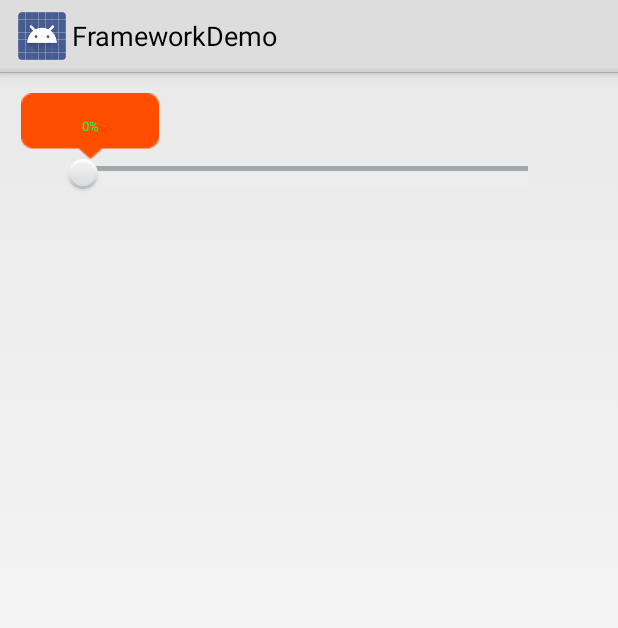
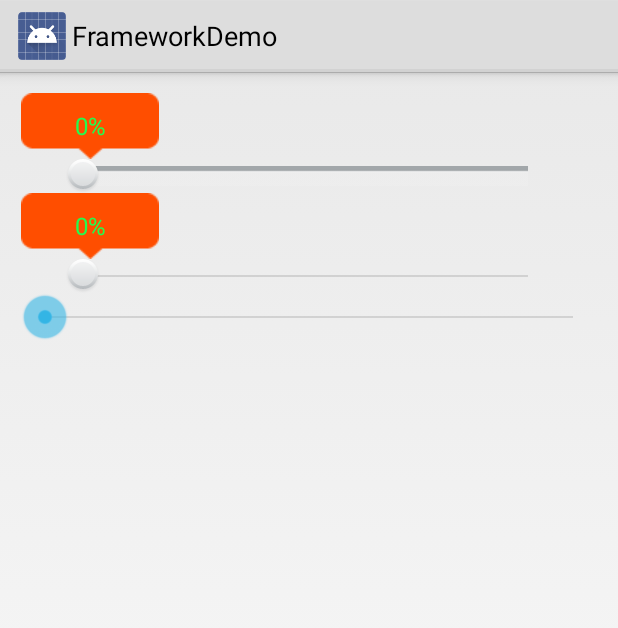
Before and after one commit to meikaiss/framework, an Android app: the NumberSeekBarActivity screen opened directly, with no data from a screen before it, on a phone screen of 412 x 824 dp. Shown: the top 628 px of the screen. Run offline under Robolectric (Android 15) with nearby library versions, the phone set to English and light mode, and no system bars; our stand-ins replace CircleImageView.

Commit message:
完善NumberSeekBar测试用例

```diff
--- a/app/src/main/res/layout/activity_number_seek_bar.xml
+++ b/app/src/main/res/layout/activity_number_seek_bar.xml
@@ -2,6 +2,7 @@
 <LinearLayout xmlns:android="http://schemas.android.com/apk/res/android"
     android:layout_width="match_parent"
     android:layout_height="match_parent"
+    android:orientation="vertical"
     android:padding="14dp">
 
     <com.android.framework.view.NumberSeekBar
@@ -13,5 +14,17 @@
         android:progressDrawable="@drawable/bg_number_seekbar"
         android:thumb="@drawable/selector_btn_seekbar" />
 
+    <com.android.framework.view.NumberSeekBar
+        style="@style/NumberProgressBar_Default"
+        android:layout_width="match_parent"
+        android:layout_height="wrap_content"
+        android:focusable="false"
+        android:max="100"
+        android:thumb="@drawable/selector_btn_seekbar" />
+
+    <SeekBar
+        android:layout_width="match_parent"
+        android:layout_height="wrap_content" />
+
 
 </LinearLayout>
--- a/libframework/src/main/java/com/android/framework/view/NumberSeekBar.java
+++ b/libframework/src/main/java/com/android/framework/view/NumberSeekBar.java
@@ -14,6 +14,7 @@ import android.view.MotionEvent;
 import android.widget.SeekBar;
 
 import com.android.framework.R;
+import com.android.framework.utils.DensityUtil;
 
 /**
  * Created by meikai on 15/10/18.
@@ -44,7 +45,7 @@ public class NumberSeekBar extends SeekBar {
 
     private Bitmap bm;
 
-    private int textsize = 13;
+    private int textsize = 16;
 
     private int textpaddingleft;
 
@@ -93,7 +94,7 @@ public class NumberSeekBar extends SeekBar {
     private void initDraw() {
         mPaint = new Paint(Paint.ANTI_ALIAS_FLAG);
         mPaint.setTypeface(Typeface.DEFAULT);
-        mPaint.setTextSize(textsize);
+        mPaint.setTextSize(DensityUtil.dp2px(this.getContext(), textsize));
         mPaint.setColor(0xff23fc4f);
     }
 
--- a/libframework/src/main/res/values/style.xml
+++ b/libframework/src/main/res/values/style.xml
@@ -7,9 +7,9 @@
         <item name="max">100</item>
         <item name="progress">0</item>
         <item name="progress_unreached_color">#CCCCCC</item>
-        <item name="progress_reached_color">#3498DB</item>
+        <item name="progress_reached_color">#4df38c</item>
         <item name="progress_text_size">10sp</item>
-        <item name="progress_text_color">#3498DB</item>
+        <item name="progress_text_color">#4d59f3</item>
         <item name="progress_reached_bar_height">1.5dp</item>
         <item name="progress_unreached_bar_height">0.75dp</item>
     </style>
```
